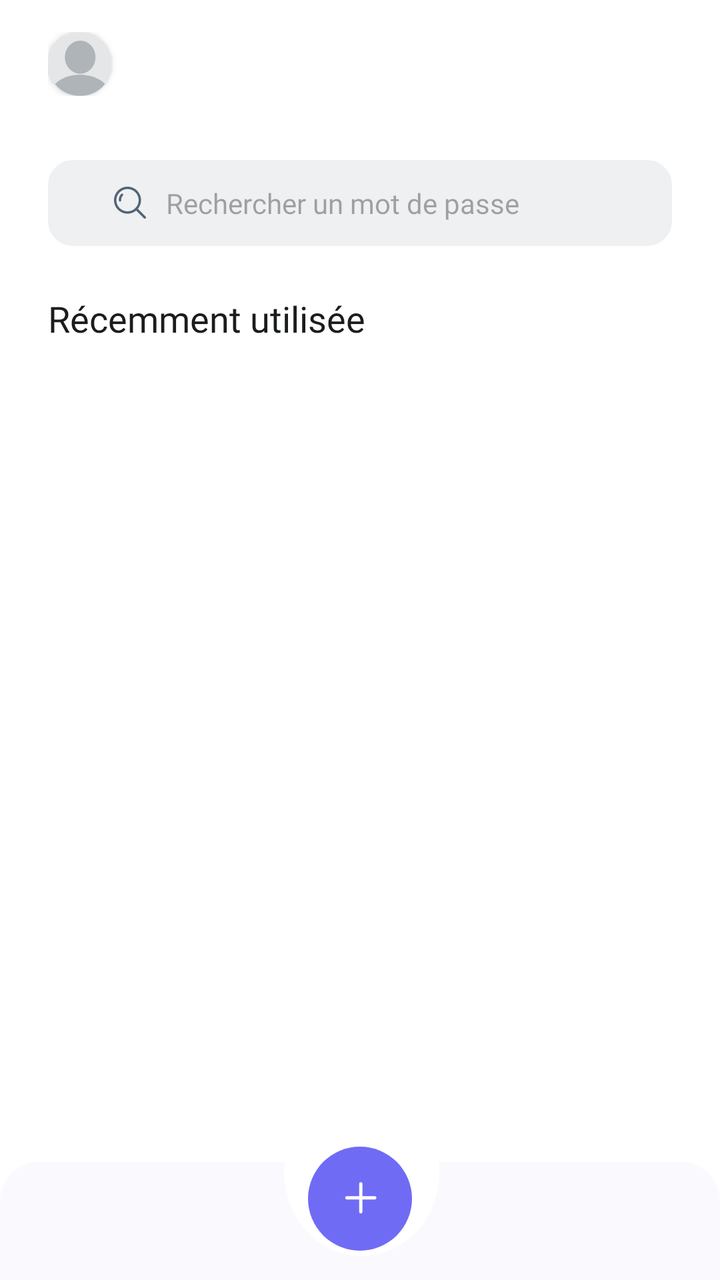
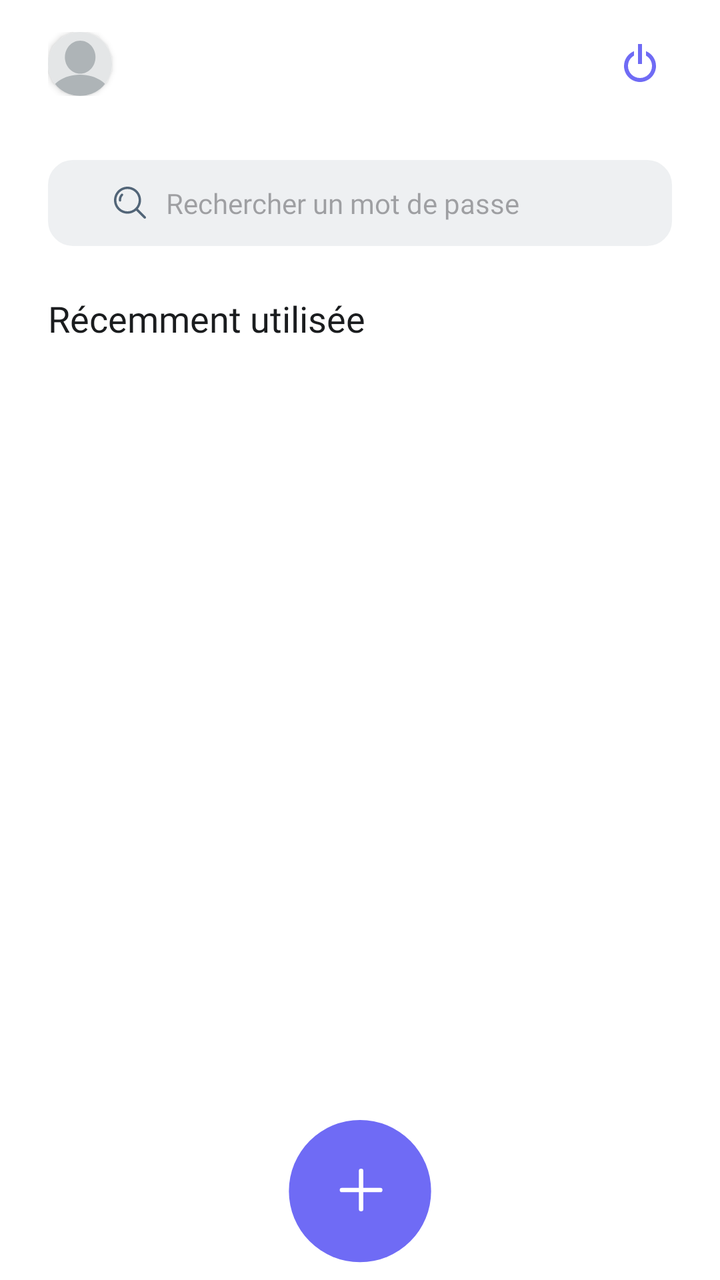

Screens rendered from an Android XML layout before and after an edit, with the pre-edit source and the edit as a unified diff.
<!-- AndroidManifest.xml: application theme Theme.ManagePass -->
<!-- res/layout/activity_listing_passwords.xml -->
<?xml version="1.0" encoding="utf-8"?>
<androidx.constraintlayout.widget.ConstraintLayout xmlns:android="http://schemas.android.com/apk/res/android"
    xmlns:app="http://schemas.android.com/apk/res-auto"
    xmlns:tools="http://schemas.android.com/tools"
    android:id="@+id/main"
    android:layout_width="match_parent"
    android:layout_height="match_parent"
    android:background="@color/white"
    tools:context=".ListingPasswords">

    <LinearLayout
        android:id="@+id/linearLayout2"
        android:layout_width="0dp"
        android:layout_height="0dp"
        android:orientation="vertical"
        app:layout_constraintBottom_toBottomOf="parent"
        app:layout_constraintEnd_toEndOf="parent"
        app:layout_constraintStart_toStartOf="parent"
        app:layout_constraintTop_toTopOf="parent"  android:paddingLeft="24dp" android:paddingRight="24dp" >
        <LinearLayout
            android:id="@+id/linearLayout"
            android:layout_width="match_parent"
            android:layout_height="wrap_content"
            android:paddingTop="16dp"
            android:paddingBottom="16dp"
            android:orientation="horizontal"
            android:gravity="center_vertical"
            app:layout_constraintEnd_toEndOf="parent"
            app:layout_constraintStart_toStartOf="parent"
            app:layout_constraintTop_toTopOf="@+id/linearLayout2">

            <androidx.cardview.widget.CardView
                android:layout_width="32dp"
                android:layout_height="32dp"
                app:cardCornerRadius="100dp" >

                <ImageView
                    android:id="@+id/user_image"
                    android:layout_width="32dp"
                    android:layout_height="32dp"
                    android:layout_marginEnd="8dp"
                    android:src="@drawable/blank_profile_picture_973460" />
            </androidx.cardview.widget.CardView>

            <TextView
                android:id="@+id/welcome_text"
                android:layout_width="wrap_content"
                android:layout_height="wrap_content"
                android:fontFamily="sans-serif-medium"
                android:textColor="@android:color/black"
                android:textSize="18sp" android:paddingStart="11dp"/>
        </LinearLayout>
        <LinearLayout
            android:layout_width="match_parent"
            android:layout_height="wrap_content"
            android:orientation="vertical">
        <EditText
            android:id="@+id/recherche_input"
            android:layout_width="match_parent"
            android:layout_height="wrap_content"
            android:background="@drawable/input_style_bordure"
            android:drawableStart="@drawable/search"
            android:drawablePadding="10dp"
            android:layout_marginTop="16dp"
            style="@style/s_medium_grey_neutral"
            android:hint="@string/listing_passwords_placeholder_recherche"
            android:paddingTop="12dp"
            android:paddingBottom="12dp"
            android:paddingLeft="33dp"
            android:paddingRight="33dp"
            />
        <TextView
            android:layout_width="match_parent"
            android:layout_height="wrap_content"
            android:layout_marginTop="24dp"
            android:text="@string/listing_passwords_title" style="@style/mediumlarge_semibold" android:layout_marginBottom="26dp"
            />
        </LinearLayout>
        <LinearLayout
            android:id="@+id/container"
            android:layout_width="match_parent"
            android:layout_height="wrap_content"
            android:orientation="vertical">
        </LinearLayout>
    </LinearLayout>
    
    <RelativeLayout
        android:layout_width="match_parent"
        android:layout_height="match_parent">
        <LinearLayout
            android:layout_width="match_parent"
            android:layout_height="wrap_content"
            android:orientation="horizontal"
            android:gravity="center"
            android:paddingTop="16dp"
            android:layout_alignParentBottom="true" android:background="@drawable/subtract">

            <ImageButton
                android:id="@+id/button_ajouter"
                android:layout_width="64dp"
                android:layout_height="64dp"
                android:background="@null"
                android:layout_gravity="center"
                android:src="@drawable/add"
                android:paddingBottom="12dp"
                android:scaleType="fitCenter" />
        </LinearLayout>
    </RelativeLayout>

</androidx.constraintlayout.widget.ConstraintLayout>
<!-- resources referenced by this layout -->
<resources>
  <color name="white">#FFFFFFFF</color>
  <!-- drawable add (drawable) -->
  <vector xmlns:android="http://schemas.android.com/apk/res/android"
      android:width="64dp"
      android:height="64dp"
      android:viewportWidth="64"
      android:viewportHeight="64">
    <path
        android:pathData="M32,0L32,0A32,32 0,0 1,64 32L64,32A32,32 0,0 1,32 64L32,64A32,32 0,0 1,0 32L0,32A32,32 0,0 1,32 0z"
        android:fillColor="#6F6BF5"/>
    <path
        android:pathData="M32.492,22.892V40.123"
        android:strokeLineJoin="round"
        android:strokeWidth="2"
        android:fillColor="#00000000"
        android:strokeColor="#ffffff"
        android:strokeLineCap="round"/>
    <path
        android:pathData="M23.877,31.508H41.108"
        android:strokeLineJoin="round"
        android:strokeWidth="2"
        android:fillColor="#00000000"
        android:strokeColor="#ffffff"
        android:strokeLineCap="round"/>
  </vector>
  <!-- drawable blank_profile_picture_973460 (drawable) -->
  <vector xmlns:android="http://schemas.android.com/apk/res/android"
      android:width="401dp"
      android:height="401dp"
      android:viewportWidth="401"
      android:viewportHeight="401">
    <path
        android:pathData="M-44.74,-44.74l490.42,0l0,490.42l-490.42,0z"
        android:fillColor="#E4E6E7"/>
    <path
        android:pathData="m201,267.14c-103.36,0 -187.75,58.93 -192.48,132.84l384.99,0c-4.73,-73.92 -89.16,-132.84 -192.51,-132.84z"
        android:fillColor="#AEB4B7"/>
    <path
        android:pathData="m297.61,158.03c0,57.17 -42.93,103.52 -95.9,103.52s-95.9,-46.35 -95.9,-103.52 42.93,-103.52 95.9,-103.52c52.97,0 95.9,46.35 95.9,103.51z"
        android:fillColor="#AEB4B7"/>
  </vector>
  <!-- drawable input_style_bordure (drawable) -->
  <?xml version="1.0" encoding="utf-8"?>
  <selector xmlns:android="http://schemas.android.com/apk/res/android">
      <item>
          <shape>
              
              <solid android:color="#EEF0F2" />
  
              
              <stroke
                  android:width="1dp"
                  android:color="#EEF0F2" />
  
              
              <corners android:radius="12dp" />
          </shape>
      </item>
  </selector>
  <!-- drawable subtract (drawable) -->
  <vector xmlns:android="http://schemas.android.com/apk/res/android"
      android:width="390dp"
      android:height="85dp"
      android:viewportWidth="390"
      android:viewportHeight="85">
    <path
        android:pathData="M196,73C219.2,73 238,54.2 238,31C238,29.31 237.9,27.64 237.71,26H370C381.05,26 390,34.95 390,46V102H0V46C0,34.95 8.95,26 20,26H154.29C154.1,27.64 154,29.31 154,31C154,54.2 172.8,73 196,73Z"
        android:fillColor="#FAFAFE"
        android:fillType="evenOdd"/>
  </vector>
  <string name="listing_passwords_placeholder_recherche">Rechercher un mot de passe</string>
  <string name="listing_passwords_title">Récemment utilisée</string>
  <style name="mediumlarge_semibold" parent="lexend_semibold">
          <item name="android:textColor">@color/neutral</item>
          <item name="android:textSize">18dp</item>
      </style>
  <style name="s_medium_grey_neutral" parent="lexend_medium">
          <item name="android:textColor">@color/grey_neutral</item>
          <item name="hintTextColor">@color/grey_neutral</item>
          <item name="android:textSize">14dp</item>
      </style>
  <style name="Theme.ManagePass" parent="Base.Theme.ManagePass" />
  <style name="lexend_semibold">
          <item name="android:fontFamily">@font/lexendsemibold</item>
      </style>
  <color name="neutral">#1A1C1E</color>
  <style name="lexend_medium">
          <item name="android:fontFamily">@font/lexendmedium</item>
      </style>
  <color name="grey_neutral">#526578</color>
  <style name="Base.Theme.ManagePass" parent="Theme.Material3.DayNight.NoActionBar">
          
          
      </style>
  <!-- unchanged entries left out for length: 1 -->
</resources>

<!-- the commit's change to res/layout/activity_listing_passwords.xml (unified diff, before → after) -->
@@ -13,18 +13,21 @@
         android:layout_width="0dp"
         android:layout_height="0dp"
         android:orientation="vertical"
+        android:paddingLeft="24dp"
+        android:paddingRight="24dp"
         app:layout_constraintBottom_toBottomOf="parent"
         app:layout_constraintEnd_toEndOf="parent"
         app:layout_constraintStart_toStartOf="parent"
-        app:layout_constraintTop_toTopOf="parent"  android:paddingLeft="24dp" android:paddingRight="24dp" >
+        app:layout_constraintTop_toTopOf="parent">
+
         <LinearLayout
             android:id="@+id/linearLayout"
             android:layout_width="match_parent"
             android:layout_height="wrap_content"
+            android:gravity="center_vertical"
+            android:orientation="horizontal"
             android:paddingTop="16dp"
             android:paddingBottom="16dp"
-            android:orientation="horizontal"
-            android:gravity="center_vertical"
             app:layout_constraintEnd_toEndOf="parent"
             app:layout_constraintStart_toStartOf="parent"
             app:layout_constraintTop_toTopOf="@+id/linearLayout2">
@@ -32,7 +35,7 @@
             <androidx.cardview.widget.CardView
                 android:layout_width="32dp"
                 android:layout_height="32dp"
-                app:cardCornerRadius="100dp" >
+                app:cardCornerRadius="100dp">
 
                 <ImageView
                     android:id="@+id/user_image"
@@ -47,63 +50,84 @@
                 android:layout_width="wrap_content"
                 android:layout_height="wrap_content"
                 android:fontFamily="sans-serif-medium"
+                android:paddingStart="11dp"
                 android:textColor="@android:color/black"
-                android:textSize="18sp" android:paddingStart="11dp"/>
+                android:textSize="18sp" />
+            
+            
+            <View
+                android:layout_width="0dp"
+                android:layout_height="match_parent"
+                android:layout_weight="1"/>
+            <ImageView
+                android:id="@+id/logout_icon"
+                android:layout_width="32dp"
+                android:layout_height="32dp"
+                android:padding="4dp"
+                android:src="@drawable/bx_power_off" />
         </LinearLayout>
+
         <LinearLayout
             android:layout_width="match_parent"
             android:layout_height="wrap_content"
             android:orientation="vertical">
-        <EditText
-            android:id="@+id/recherche_input"
-            android:layout_width="match_parent"
-            android:layout_height="wrap_content"
-            android:background="@drawable/input_style_bordure"
-            android:drawableStart="@drawable/search"
-            android:drawablePadding="10dp"
-            android:layout_marginTop="16dp"
-            style="@style/s_medium_grey_neutral"
-            android:hint="@string/listing_passwords_placeholder_recherche"
-            android:paddingTop="12dp"
-            android:paddingBottom="12dp"
-            android:paddingLeft="33dp"
-            android:paddingRight="33dp"
-            />
-        <TextView
-            android:layout_width="match_parent"
-            android:layout_height="wrap_content"
-            android:layout_marginTop="24dp"
-            android:text="@string/listing_passwords_title" style="@style/mediumlarge_semibold" android:layout_marginBottom="26dp"
-            />
+
+            <EditText
+                android:id="@+id/recherche_input"
+                style="@style/s_medium_grey_neutral"
+                android:layout_width="match_parent"
+                android:layout_height="wrap_content"
+                android:layout_marginTop="16dp"
+                android:background="@drawable/input_style_bordure"
+                android:drawableStart="@drawable/search"
+                android:drawablePadding="10dp"
+                android:hint="@string/listing_passwords_placeholder_recherche"
+                android:paddingLeft="33dp"
+                android:paddingTop="12dp"
+                android:paddingRight="33dp"
+                android:paddingBottom="12dp" />
+
+            <TextView
+                style="@style/mediumlarge_semibold"
+                android:layout_width="match_parent"
+                android:layout_height="wrap_content"
+                android:layout_marginTop="24dp"
+                android:layout_marginBottom="26dp"
+                android:text="@string/listing_passwords_title" />
         </LinearLayout>
+
         <LinearLayout
             android:id="@+id/container"
             android:layout_width="match_parent"
             android:layout_height="wrap_content"
-            android:orientation="vertical">
-        </LinearLayout>
+            android:orientation="vertical"></LinearLayout>
     </LinearLayout>
     
     <RelativeLayout
-        android:layout_width="match_parent"
-        android:layout_height="match_parent">
+        android:id="@+id/relativeLayout"
+        android:layout_width="0dp"
+        android:layout_height="0dp"
+        app:layout_constraintBottom_toBottomOf="parent"
+        app:layout_constraintEnd_toEndOf="parent"
+        app:layout_constraintStart_toStartOf="parent"
+        app:layout_constraintTop_toTopOf="parent">
+
         <LinearLayout
             android:layout_width="match_parent"
             android:layout_height="wrap_content"
+            android:layout_alignParentBottom="true"
+            android:gravity="center"
             android:orientation="horizontal"
-            android:gravity="center"
-            android:paddingTop="16dp"
-            android:layout_alignParentBottom="true" android:background="@drawable/subtract">
+            android:paddingTop="16dp">
 
             <ImageButton
                 android:id="@+id/button_ajouter"
-                android:layout_width="64dp"
-                android:layout_height="64dp"
+                android:layout_width="80dp"
+                android:layout_height="80dp"
+                android:layout_gravity="center"
                 android:background="@null"
-                android:layout_gravity="center"
-                android:src="@drawable/add"
-                android:paddingBottom="12dp"
-                android:scaleType="fitCenter" />
+                android:scaleType="fitCenter"
+                android:src="@drawable/add" />
         </LinearLayout>
     </RelativeLayout>
 
<!-- resource entries referenced after the edit -->
@@ -3,22 +3,22 @@
   <color name="white">#FFFFFFFF</color>
   <!-- drawable add (drawable) -->
   <vector xmlns:android="http://schemas.android.com/apk/res/android"
-      android:width="64dp"
-      android:height="64dp"
-      android:viewportWidth="64"
-      android:viewportHeight="64">
+      android:width="72dp"
+      android:height="72dp"
+      android:viewportWidth="72"
+      android:viewportHeight="72">
     <path
-        android:pathData="M32,0L32,0A32,32 0,0 1,64 32L64,32A32,32 0,0 1,32 64L32,64A32,32 0,0 1,0 32L0,32A32,32 0,0 1,32 0z"
+        android:pathData="M36,0L36,0A32,32 0,0 1,68 32L68,32A32,32 0,0 1,36 64L36,64A32,32 0,0 1,4 32L4,32A32,32 0,0 1,36 0z"
         android:fillColor="#6F6BF5"/>
     <path
-        android:pathData="M32.492,22.892V40.123"
+        android:pathData="M36.492,22.892V40.123"
         android:strokeLineJoin="round"
         android:strokeWidth="2"
         android:fillColor="#00000000"
         android:strokeColor="#ffffff"
         android:strokeLineCap="round"/>
     <path
-        android:pathData="M23.877,31.508H41.108"
+        android:pathData="M27.877,31.508H45.108"
         android:strokeLineJoin="round"
         android:strokeWidth="2"
         android:fillColor="#00000000"
@@ -41,6 +41,19 @@
         android:pathData="m297.61,158.03c0,57.17 -42.93,103.52 -95.9,103.52s-95.9,-46.35 -95.9,-103.52 42.93,-103.52 95.9,-103.52c52.97,0 95.9,46.35 95.9,103.51z"
         android:fillColor="#AEB4B7"/>
   </vector>
+  <!-- drawable bx_power_off (drawable) -->
+  <vector xmlns:android="http://schemas.android.com/apk/res/android"
+      android:width="24dp"
+      android:height="24dp"
+      android:viewportWidth="24"
+      android:viewportHeight="24">
+    <path
+        android:pathData="M12,21C16.411,21 20,17.411 20,13C20,9.65 17.928,6.779 15,5.589V7.812C15.911,8.338 16.668,9.094 17.194,10.005C17.721,10.915 17.999,11.948 18,13C18,16.309 15.309,19 12,19C8.691,19 6,16.309 6,13C6.001,11.948 6.279,10.915 6.806,10.005C7.332,9.094 8.089,8.338 9,7.812V5.589C6.072,6.779 4,9.65 4,13C4,17.411 7.589,21 12,21Z"
+        android:fillColor="#6F6BF5"/>
+    <path
+        android:pathData="M11,2H13V12H11V2Z"
+        android:fillColor="#6F6BF5"/>
+  </vector>
   <!-- drawable input_style_bordure (drawable) -->
   <?xml version="1.0" encoding="utf-8"?>
   <selector xmlns:android="http://schemas.android.com/apk/res/android">
@@ -59,17 +72,6 @@
           </shape>
       </item>
   </selector>
-  <!-- drawable subtract (drawable) -->
-  <vector xmlns:android="http://schemas.android.com/apk/res/android"
-      android:width="390dp"
-      android:height="85dp"
-      android:viewportWidth="390"
-      android:viewportHeight="85">
-    <path
-        android:pathData="M196,73C219.2,73 238,54.2 238,31C238,29.31 237.9,27.64 237.71,26H370C381.05,26 390,34.95 390,46V102H0V46C0,34.95 8.95,26 20,26H154.29C154.1,27.64 154,29.31 154,31C154,54.2 172.8,73 196,73Z"
-        android:fillColor="#FAFAFE"
-        android:fillType="evenOdd"/>
-  </vector>
   <string name="listing_passwords_placeholder_recherche">Rechercher un mot de passe</string>
   <string name="listing_passwords_title">Récemment utilisée</string>
   <style name="mediumlarge_semibold" parent="lexend_semibold">
